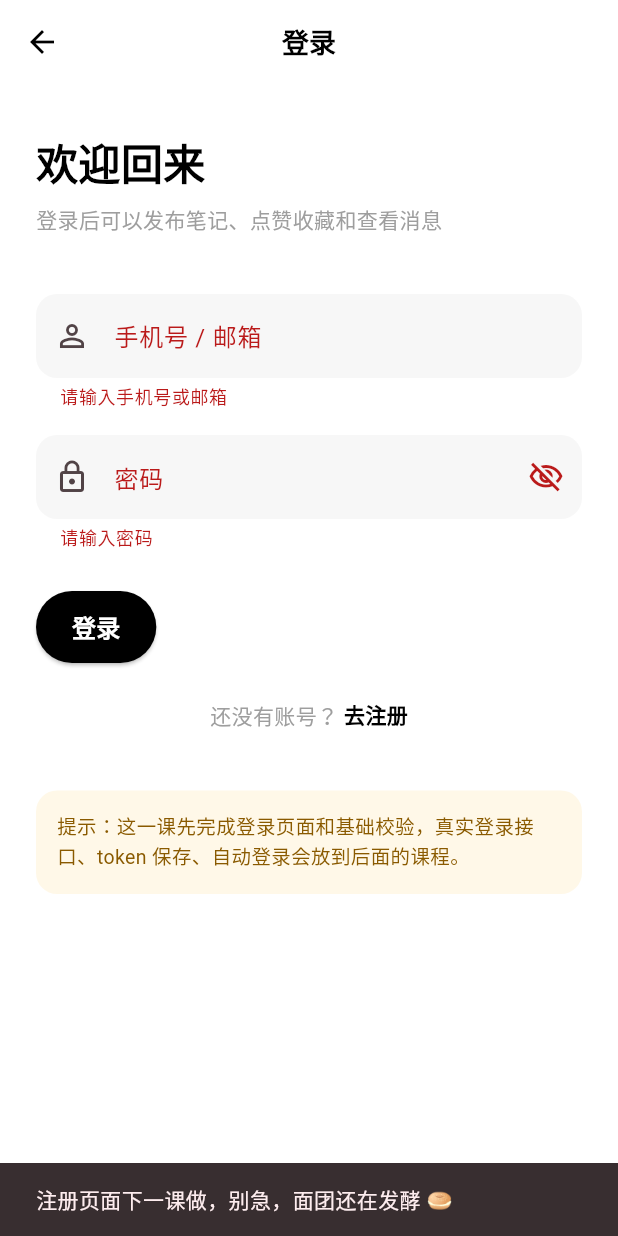
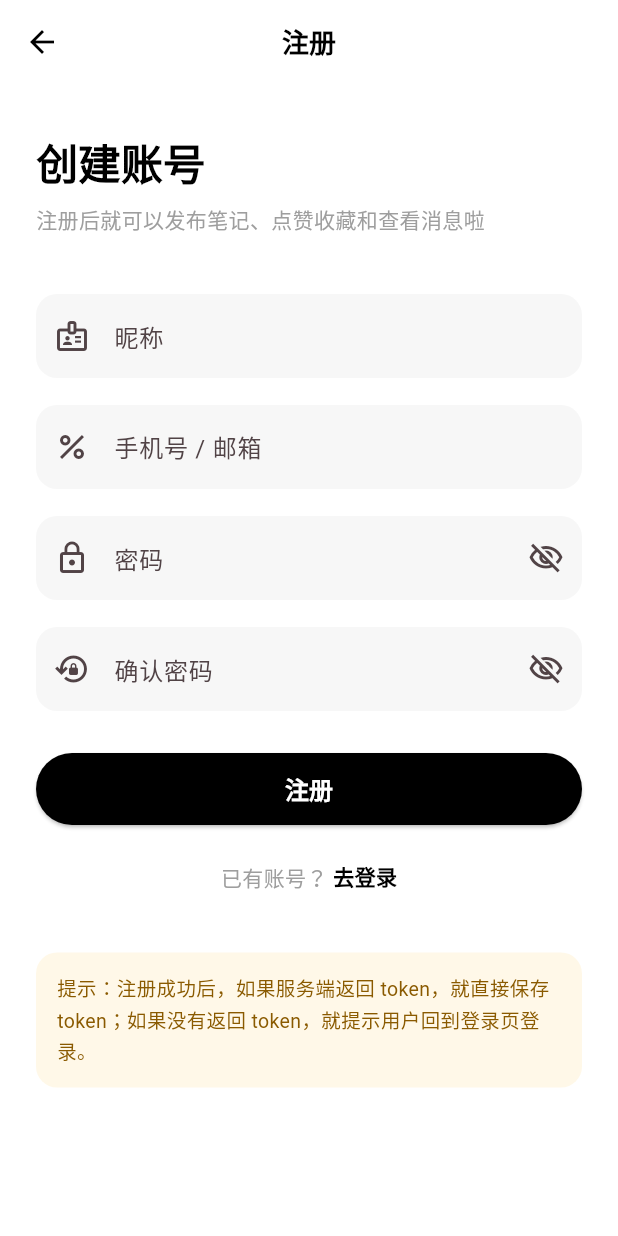
Before and after one commit to kreuzloli/bagel_app, a Flutter app: the LoginPage screen opened directly, after a tap on "登录", after a tap on "去注册", on a phone screen of 412 x 824 dp. Run offline on Flutter 3.47's test engine with Material 3 defaults, Android fonts, the light colour scheme and no system bars; our stand-ins replace flutter_secure_storage, image_picker, shared_preferences; accounts and stored records are empty; network calls fail.

Commit message:
更新注册功能page

```diff
--- a/lib/pages/login_page.dart
+++ b/lib/pages/login_page.dart
@@ -2,6 +2,7 @@ import 'dart:developer' as developer;
 
 import 'package:bagel_app/common/constants/local_key_constants.dart';
 import 'package:bagel_app/models/api_result.dart';
+import 'package:bagel_app/pages/register_page.dart';
 import 'package:bagel_app/service/api/auth_api_service.dart';
 import 'package:flutter/material.dart';
 import 'package:flutter_secure_storage/flutter_secure_storage.dart';
@@ -140,16 +141,10 @@ class _LoginPageState extends State<LoginPage> {
 
   /// 点击注册入口
   void _goToRegisterPage() {
-    ScaffoldMessenger.of(
+    Navigator.push(
       context,
-    ).showSnackBar(const SnackBar(content: Text('注册页面下一课做，别急，面团还在发酵 🥯')));
-
-    /// Navigator.push(
-    ///   context,
-    ///   MaterialPageRoute(
-    ///     builder: (context) => const RegisterPage(),
-    ///   ),
-    /// );
+      MaterialPageRoute(builder: (context) => const RegisterPage()),
+    );
   }
 
   @override
--- a/lib/pages/register_page.dart
+++ b/lib/pages/register_page.dart
@@ -0,0 +1,357 @@
+import 'dart:developer' as developer;
+
+import 'package:bagel_app/common/constants/local_key_constants.dart';
+import 'package:bagel_app/common/utils/validator_utils.dart';
+import 'package:bagel_app/models/api_result.dart';
+import 'package:bagel_app/service/api/auth_api_service.dart';
+import 'package:flutter/material.dart';
+import 'package:flutter_secure_storage/flutter_secure_storage.dart';
+
+/// 注册页面
+///
+/// 第 15 课目标：
+///
+/// 1. 输入昵称
+/// 2. 输入手机号 / 邮箱
+/// 3. 输入密码
+/// 4. 输入确认密码
+/// 5. 点击注册按钮
+/// 6. 注册成功后保存 token
+class RegisterPage extends StatefulWidget {
+  const RegisterPage({super.key});
+
+  @override
+  State<RegisterPage> createState() => _RegisterPageState();
+}
+
+class _RegisterPageState extends State<RegisterPage> {
+  /// 用来保存注册成功后服务端返回的 token。
+  final FlutterSecureStorage _secureStorage = const FlutterSecureStorage();
+
+  /// 表单key 用来统一校验昵称、账号、密码、确认密码。
+  final GlobalKey<FormState> _formKey = GlobalKey<FormState>();
+
+  /// 输入框控制器
+  final TextEditingController _nicknameController = TextEditingController();
+  final TextEditingController _accountController = TextEditingController();
+  final TextEditingController _passwordController = TextEditingController();
+  final TextEditingController _confirmPasswordController =
+      TextEditingController();
+
+  /// API 认证服务
+  final AuthApiService _authApiService = AuthApiService();
+
+  /// 是否隐藏密码
+  bool _obscurePassword = true;
+
+  /// 是否隐藏确认密码
+  bool _obscureConfirmPassword = true;
+
+  /// 是否正在注册
+  bool _isLoading = false;
+
+  @override
+  void dispose() {
+    _nicknameController.dispose();
+    _accountController.dispose();
+    _passwordController.dispose();
+    _confirmPasswordController.dispose();
+    super.dispose();
+  }
+
+  /// 点击注册按钮
+  Future<void> _handleRegister() async {
+    developer.log('开始注册逻辑');
+    // 表单校验。
+    final bool isValid = _formKey.currentState?.validate() ?? false;
+    if (!isValid) {
+      return;
+    }
+    developer.log('注册校验通过');
+    // 收起键盘
+    FocusScope.of(context).unfocus();
+    setState(() {
+      _isLoading = true;
+    });
+    try {
+      final String nickname = _nicknameController.text.trim();
+      final String account = _accountController.text.trim();
+      final String password = _passwordController.text.trim();
+      final ApiResult<String> apiRes = await _authApiService.register(
+        nickname: nickname,
+        account: account,
+        password: password,
+      );
+      if (!mounted) {
+        return;
+      }
+      if (apiRes.code != 200) {
+        ScaffoldMessenger.of(context).showSnackBar(
+          SnackBar(content: Text('注册失败，状态码：${apiRes.code}，${apiRes.msg}')),
+        );
+        return;
+      }
+      final String? token = apiRes.data;
+      if (token == null || token.isEmpty) {
+        ScaffoldMessenger.of(
+          context,
+        ).showSnackBar(const SnackBar(content: Text('注册成功，请返回登录')));
+        Navigator.pop(context);
+        return;
+      }
+      // 保存 token 到本地
+      await _secureStorage.write(
+        key: LocalKeyConstants.accountToken,
+        value: token,
+      );
+      developer.log('注册成功，token: $token');
+      if (!mounted) {
+        return;
+      }
+      ScaffoldMessenger.of(
+        context,
+      ).showSnackBar(const SnackBar(content: Text('注册成功')));
+      // 注册成功后关闭注册页，回到上一页。
+      Navigator.pop(context);
+    } catch (error, stackTrace) {
+      developer.log('注册接口请求失败', error: error, stackTrace: stackTrace);
+      if (!mounted) {
+        return;
+      }
+      ScaffoldMessenger.of(
+        context,
+      ).showSnackBar(const SnackBar(content: Text('注册失败，请检查网络或稍后重试')));
+    } finally {
+      // 不管成功、失败、接口报错，都要关闭 loading。
+      if (mounted) {
+        setState(() {
+          _isLoading = false;
+        });
+      }
+    }
+  }
+
+  // 返回登录页
+  void _goBack2LoginPage() {
+    Navigator.pop(context);
+  }
+
+  @override
+  Widget build(BuildContext context) {
+    return Scaffold(
+      backgroundColor: Colors.white,
+      appBar: AppBar(
+        backgroundColor: Colors.white,
+        elevation: 0,
+        centerTitle: true,
+        title: const Text(
+          '注册',
+          style: TextStyle(
+            color: Colors.black,
+            fontSize: 18,
+            fontWeight: FontWeight.bold,
+          ),
+        ),
+        iconTheme: const IconThemeData(color: Colors.black),
+      ),
+      body: SafeArea(
+        child: SingleChildScrollView(
+          padding: const EdgeInsets.symmetric(horizontal: 24, vertical: 32),
+          child: Form(
+            key: _formKey,
+            child: Column(
+              crossAxisAlignment: CrossAxisAlignment.start,
+              children: [
+                const Text(
+                  '创建账号',
+                  style: TextStyle(
+                    fontSize: 28,
+                    fontWeight: FontWeight.bold,
+                    color: Colors.black,
+                  ),
+                ),
+                const SizedBox(height: 8),
+                const Text(
+                  '注册后就可以发布笔记、点赞收藏和查看消息啦',
+                  style: TextStyle(fontSize: 14, color: Colors.grey),
+                ),
+                const SizedBox(height: 40),
+                TextFormField(
+                  controller: _nicknameController,
+                  keyboardType: TextInputType.text,
+                  decoration: InputDecoration(
+                    labelText: '昵称',
+                    hintText: '请输入昵称',
+                    prefixIcon: const Icon(Icons.badge_outlined),
+                    filled: true,
+                    fillColor: const Color(0xFFF7F7F7),
+                    border: OutlineInputBorder(
+                      borderRadius: BorderRadius.circular(14),
+                      borderSide: BorderSide.none,
+                    ),
+                  ),
+                  validator: (String? value) =>
+                      ValidatorUtils.validatorNickname(value),
+                ),
+                const SizedBox(height: 18),
+                // 手机号 / 邮箱输入框
+                TextFormField(
+                  controller: _accountController,
+                  keyboardType: TextInputType.emailAddress,
+                  decoration: InputDecoration(
+                    labelText: '手机号 / 邮箱',
+                    hintText: '请输入手机号或邮箱',
+                    prefixIcon: const Icon(Icons.percent_outlined),
+                    filled: true,
+                    fillColor: const Color(0xFFF7F7F7),
+                    border: OutlineInputBorder(
+                      borderRadius: BorderRadius.circular(14),
+                      borderSide: BorderSide.none,
+                    ),
+                  ),
+                  validator: (String? value) =>
+                      ValidatorUtils.validatorAccount(value),
+                ),
+                const SizedBox(height: 18),
+                // 密码输入框
+                TextFormField(
+                  controller: _passwordController,
+                  obscureText: _obscurePassword,
+                  decoration: InputDecoration(
+                    labelText: '密码',
+                    hintText: '请输入密码',
+                    prefixIcon: const Icon(Icons.lock_outline),
+                    suffixIcon: IconButton(
+                      onPressed: () {
+                        setState(() {
+                          _obscurePassword = !_obscurePassword;
+                        });
+                      },
+                      icon: Icon(
+                        _obscurePassword
+                            ? Icons.visibility_off_outlined
+                            : Icons.vibration_outlined,
+                      ),
+                    ),
+                    filled: true,
+                    fillColor: const Color(0xFFF7F7F7),
+                    border: OutlineInputBorder(
+                      borderRadius: BorderRadius.circular(14),
+                      borderSide: BorderSide.none,
+                    ),
+                  ),
+                  validator: (String? value) =>
+                      ValidatorUtils.validatorPassword(value),
+                ),
+                const SizedBox(height: 18),
+                // 确认密码输入框
+                TextFormField(
+                  controller: _confirmPasswordController,
+                  obscureText: _obscureConfirmPassword,
+                  decoration: InputDecoration(
+                    labelText: '确认密码',
+                    hintText: '请再次输入密码',
+                    prefixIcon: const Icon(Icons.lock_reset_outlined),
+                    suffixIcon: IconButton(
+                      onPressed: () {
+                        setState(() {
+                          _obscureConfirmPassword = !_obscureConfirmPassword;
+                        });
+                      },
+                      icon: Icon(
+                        _obscureConfirmPassword
+                            ? Icons.visibility_off_outlined
+                            : Icons.vibration_outlined,
+                      ),
+                    ),
+                    filled: true,
+                    fillColor: const Color(0xFFF7F7F7),
+                    border: OutlineInputBorder(
+                      borderRadius: BorderRadius.circular(14),
+                      borderSide: BorderSide.none,
+                    ),
+                  ),
+                  validator: (String? value) {
+                    final String confirmPassword = value ?? '';
+                    final String password = _passwordController.text;
+                    if (confirmPassword.isEmpty) {
+                      return '请确认密码';
+                    }
+                    return confirmPassword != password ? '两次输入的密码不一致' : null;
+                  },
+                ),
+                const SizedBox(height: 28),
+                // 注册按钮
+                SizedBox(
+                  width: double.infinity,
+                  height: 48,
+                  child: ElevatedButton(
+                    onPressed: _isLoading ? null : _handleRegister,
+                    style: ElevatedButton.styleFrom(
+                      backgroundColor: Colors.black,
+                      foregroundColor: Colors.white,
+                      disabledBackgroundColor: Colors.black26,
+                      shape: RoundedRectangleBorder(
+                        borderRadius: BorderRadius.circular(24),
+                      ),
+                    ),
+                    child: _isLoading
+                        ? const SizedBox(
+                            width: 22,
+                            height: 22,
+                            child: CircularProgressIndicator(
+                              strokeWidth: 2,
+                              color: Colors.white,
+                            ),
+                          )
+                        : const Text(
+                            '注册',
+                            style: TextStyle(
+                              fontSize: 16,
+                              fontWeight: FontWeight.bold,
+                            ),
+                          ),
+                  ),
+                ),
+                const SizedBox(height: 24),
+                // 返回登录入口
+                Row(
+                  mainAxisAlignment: MainAxisAlignment.center,
+                  children: [
+                    const Text('已有账号？', style: TextStyle(color: Colors.grey)),
+                    GestureDetector(
+                      onTap: _goBack2LoginPage,
+                      child: const Text(
+                        ' 去登录',
+                        style: TextStyle(
+                          color: Colors.black,
+                          fontWeight: FontWeight.bold,
+                        ),
+                      ),
+                    ),
+                  ],
+                ),
+                const SizedBox(height: 40),
+                Container(
+                  padding: const EdgeInsets.all(14),
+                  decoration: BoxDecoration(
+                    color: const Color(0xFFFFF8E8),
+                    borderRadius: BorderRadius.circular(14),
+                  ),
+                  child: const Text(
+                    '提示：注册成功后，如果服务端返回 token，就直接保存 token；如果没有返回 token，就提示用户回到登录页登录。',
+                    style: TextStyle(
+                      fontSize: 13,
+                      height: 1.5,
+                      color: Color(0xFF8A5A00),
+                    ),
+                  ),
+                ),
+              ],
+            ),
+          ),
+        ),
+      ),
+    );
+  }
+}
--- a/lib/service/api/auth_api_service.dart
+++ b/lib/service/api/auth_api_service.dart
@@ -3,7 +3,7 @@
 import 'dart:convert';
 import 'dart:developer' as developer;
 
-import 'package:bagel_app/common/utils/api_config.dart';
+import 'package:bagel_app/common/constants/api_config.dart';
 import 'package:bagel_app/models/api_result.dart';
 import 'package:http/http.dart' as http;
 
--- a/lib/service/api/note_api_service.dart
+++ b/lib/service/api/note_api_service.dart
@@ -1,7 +1,7 @@
 import 'dart:convert';
 import 'dart:developer' as developer;
 
-import 'package:bagel_app/common/utils/api_config.dart';
+import 'package:bagel_app/common/constants/api_config.dart';
 import 'package:bagel_app/data/mock_notes.dart';
 import 'package:bagel_app/models/note.dart';
 import 'package:http/http.dart' as http;
--- a/lib/service/api/system_api_service.dart
+++ b/lib/service/api/system_api_service.dart
@@ -1,7 +1,7 @@
 import 'dart:convert';
 import 'dart:developer' as developer;
 
-import 'package:bagel_app/common/utils/api_config.dart';
+import 'package:bagel_app/common/constants/api_config.dart';
 import 'package:bagel_app/data/mock_notes.dart';
 import 'package:bagel_app/models/category.dart';
 import 'package:http/http.dart' as http;
```
Also changed, not shown: lib/common/utils/validator_utils.dart (added, +52 -0 lines), lib/common/constants/api_config.dart (renamed from lib/common/utils/api_config.dart).
